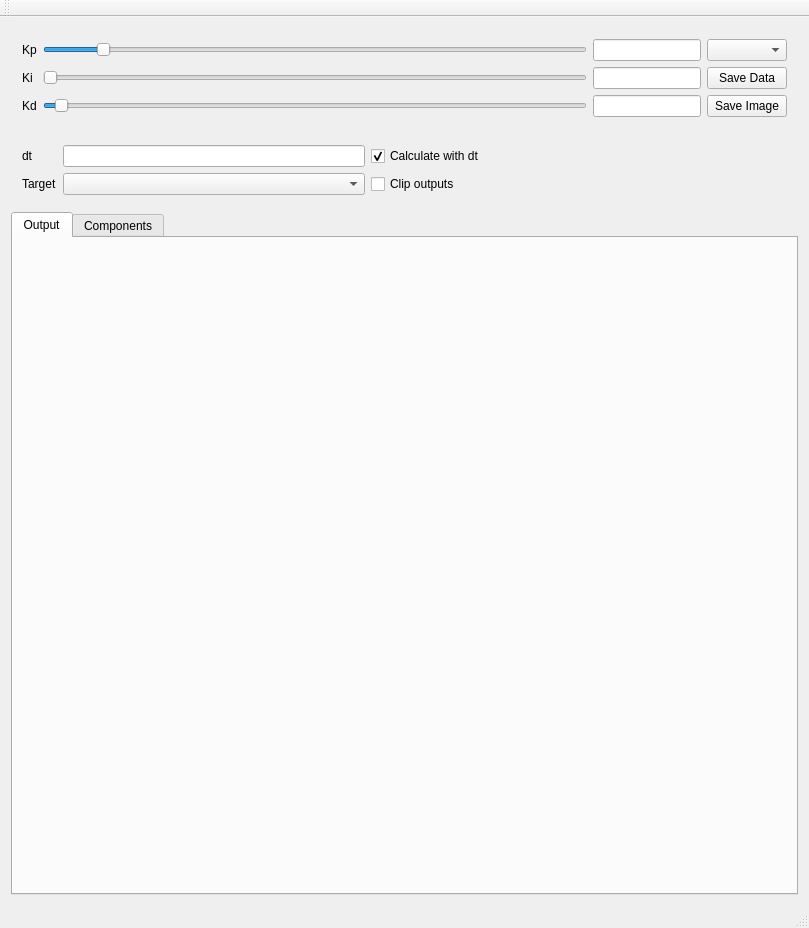
rlee287/PID_visualiser, file mainwindow.ui: the form before one commit.
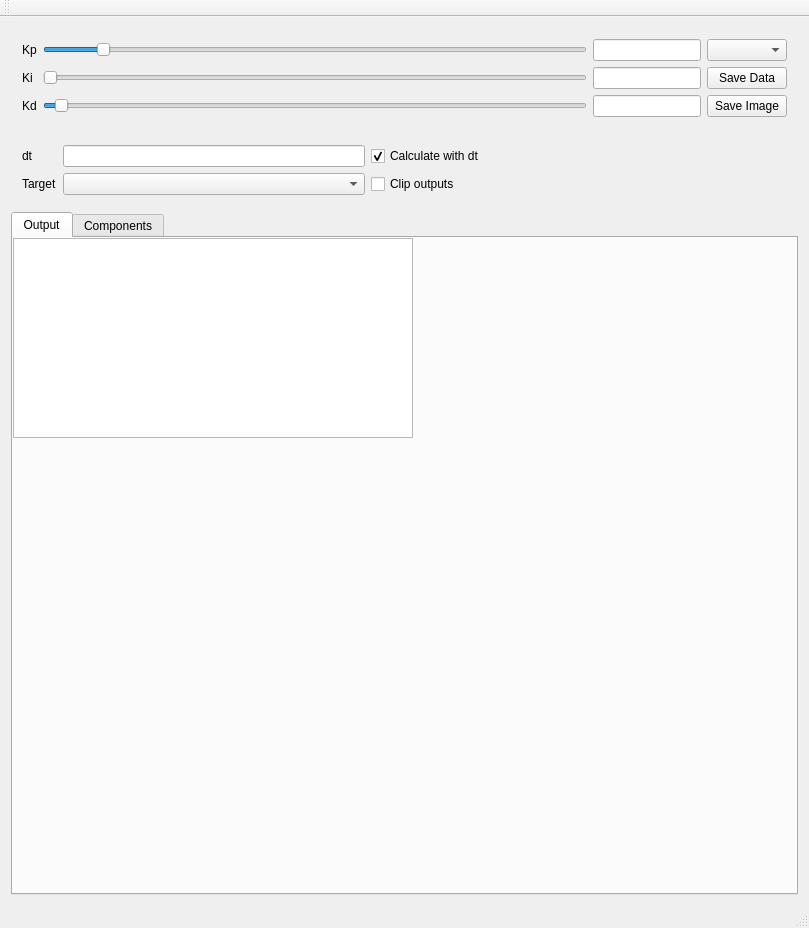
The form after the commit.

Commit message: Lay out Graphics Scene objects for QCharts later

```diff
--- a/mainwindow.ui
+++ b/mainwindow.ui
@@ -229,6 +229,22 @@
        <attribute name="title">
         <string>Output</string>
        </attribute>
+       <widget class="QGraphicsView" name="out_graph">
+        <property name="geometry">
+         <rect>
+          <x>0</x>
+          <y>0</y>
+          <width>400</width>
+          <height>200</height>
+         </rect>
+        </property>
+        <property name="sizePolicy">
+         <sizepolicy hsizetype="MinimumExpanding" vsizetype="MinimumExpanding">
+          <horstretch>0</horstretch>
+          <verstretch>0</verstretch>
+         </sizepolicy>
+        </property>
+       </widget>
       </widget>
       <widget class="QWidget" name="comp">
        <attribute name="title">
```
Left out of the diff: 16 changed lines with no effect on the pictures.
